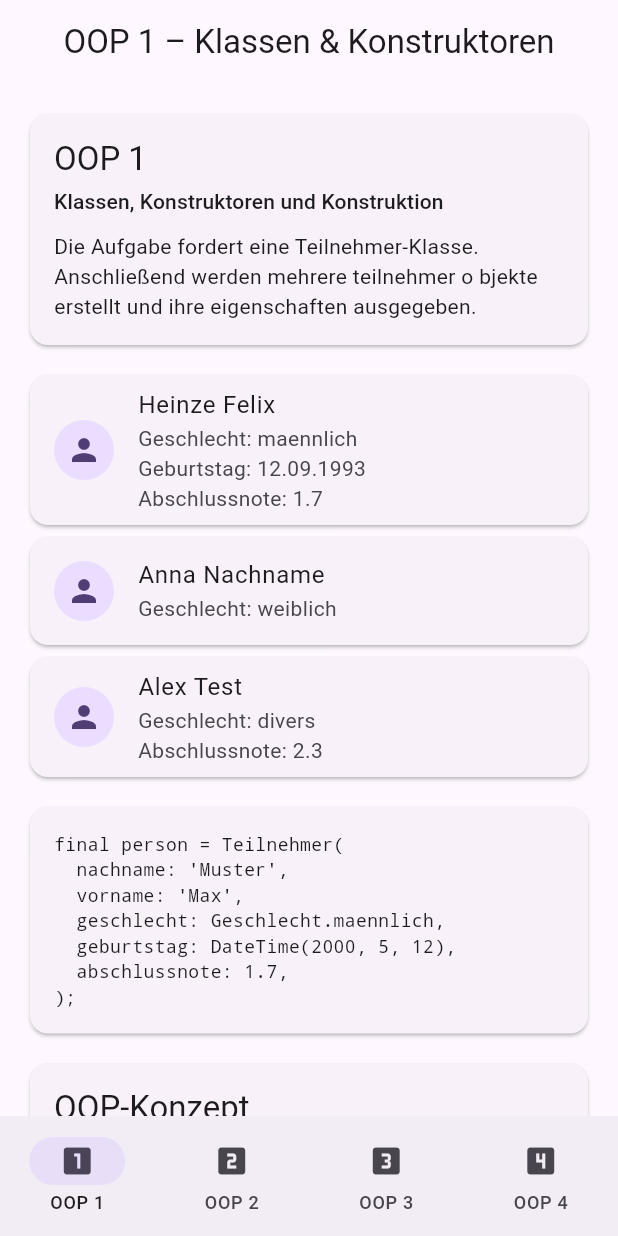
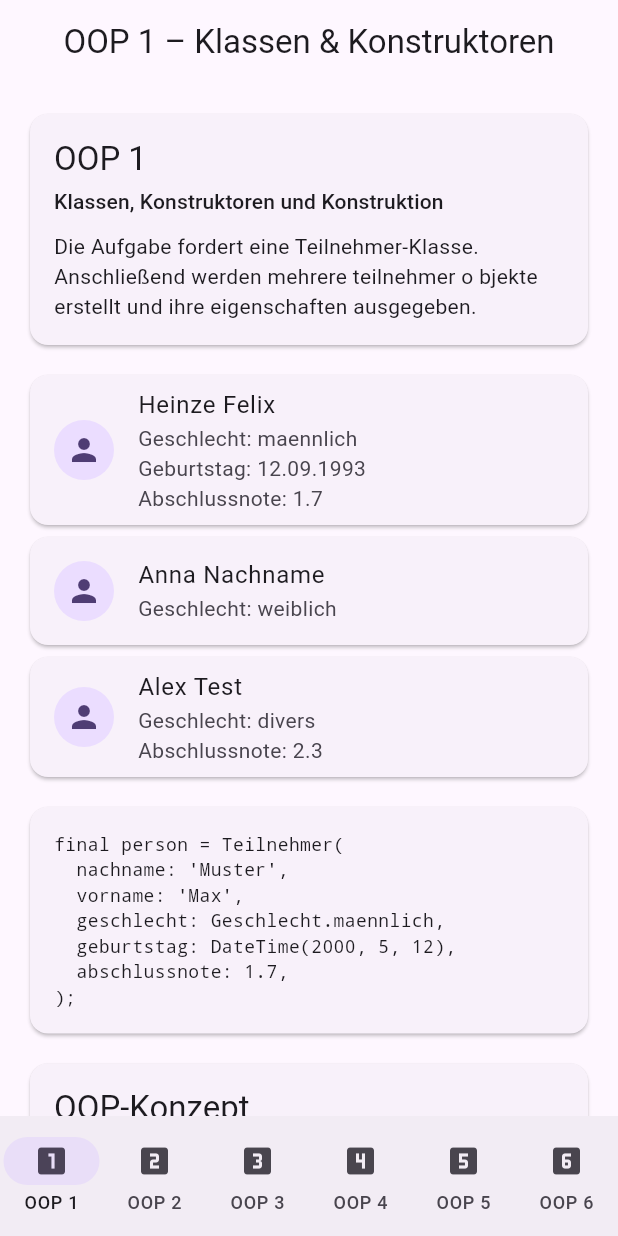
Before and after one commit to FelixHeinze/oop_komplett, a Flutter app: the screen it shows after launch, on a phone screen of 412 x 824 dp. Run offline on Flutter 3.47's test engine with Material 3 defaults, Android fonts, the phone set to English and light mode, and no system bars.

Commit message:
oop5/6 ergänzt

```diff
--- a/lib/main.dart
+++ b/lib/main.dart
@@ -3,6 +3,8 @@ import 'pages/oop1.dart';
 import 'pages/oop2.dart';
 import 'pages/oop3.dart';
 import 'pages/oop4.dart';
+import 'pages/oop5.dart';
+import 'pages/oop6.dart';
 //angedacht ist alle oop projekte in einer flutter app anzulegen und diese auf verschiedene seiten
 // darzustellen
 void main() => runApp(const OopApp());
@@ -39,6 +41,8 @@ class _OopNavigationState extends State<OopNavigation> {
     Oop2Page(),
     Oop3Page(),
     Oop4Page(),
+    Oop5Page(),
+    Oop6Page()
   ];
 
   final _titles = const [
@@ -46,6 +50,9 @@ class _OopNavigationState extends State<OopNavigation> {
     'OOP 2 – Benannte Konstruktoren & Enums', // seiten beschreibung für index
     'OOP 3 – Getter & Setter',
     'OOP 4 – Komposition & Aggregation',
+    'OOP 5 – Methoden',
+    'OOP 6 – Vererbung',
+
   ];
 
   @override
@@ -69,6 +76,8 @@ class _OopNavigationState extends State<OopNavigation> {
           NavigationDestination(icon: Icon(Icons.looks_two), label: 'OOP 2'),
           NavigationDestination(icon: Icon(Icons.looks_3), label: 'OOP 3'),
           NavigationDestination(icon: Icon(Icons.looks_4), label: 'OOP 4'),
+          NavigationDestination(icon: Icon(Icons.looks_5), label: 'OOP 5'),
+          NavigationDestination(icon: Icon(Icons.looks_6), label: 'OOP 6'),
         ],
       ),
     );
```
Also changed, not shown: lib/pages/oop5.dart (added, +14 -0 lines), lib/pages/oop6.dart (added, +15 -0 lines).
